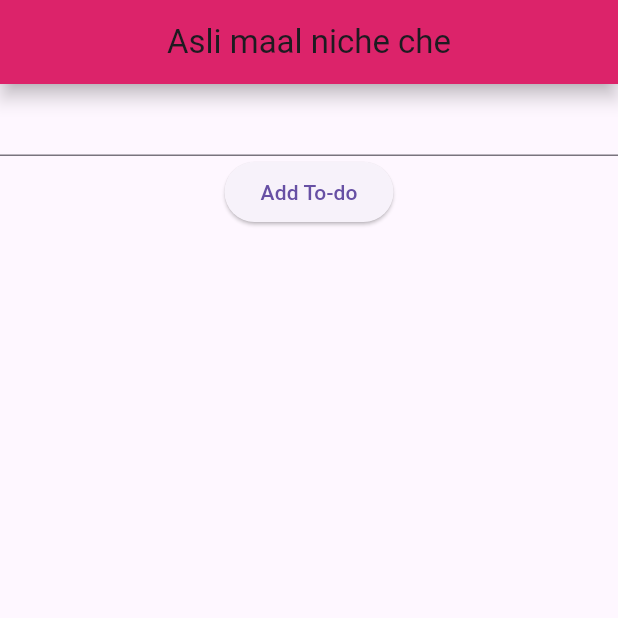
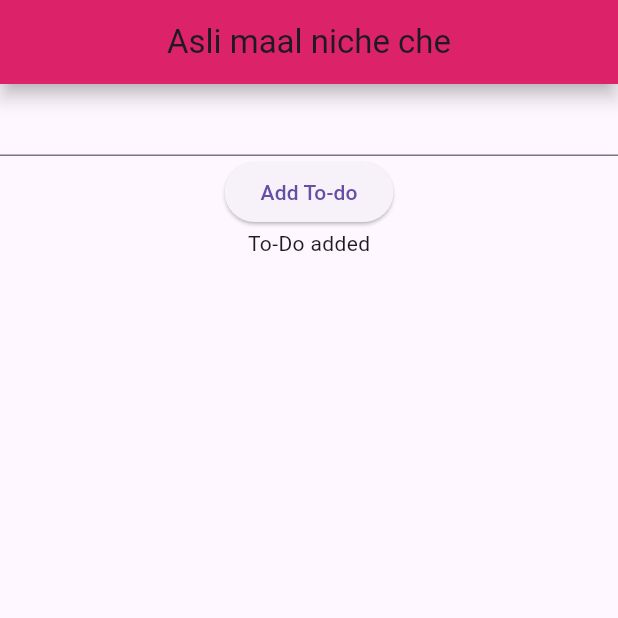
Before and after one commit to harshil-mistry/flutter_to_do, a Flutter app: the screen it shows after launch, after a tap on "Add To-do", on a phone screen of 412 x 824 dp, the top half of it. Run offline on Flutter 3.47's test engine with Material 3 defaults, Android fonts, the phone set to English and light mode, and no system bars.

Commit message:
Button and string added

```diff
--- a/lib/main.dart
+++ b/lib/main.dart
@@ -15,6 +15,7 @@ class _TodoScreenState extends State<TodoScreen> {
 
   TextEditingController tec1 = TextEditingController();
   var todos = ['demo1', 'demo2'];
+  String str = '';
 
   @override
   Widget build(BuildContext context) {
@@ -31,8 +32,9 @@ class _TodoScreenState extends State<TodoScreen> {
           child: Column(
             children: [
               // TextField(controller: tec1, onChanged: (value) => {print(value)}, )
-              TextField(controller: tec1, onChanged: (value) => {print(value)},),
-              ElevatedButton(onPressed: () => addTodo(), child: Text("Add To-do"))
+              TextField(controller: tec1, onChanged: (value) => {updateTodo(value)},),
+              ElevatedButton(onPressed: () => addTodo(), child: Text("Add To-do")),
+              Text(str),
             ],
           ),
         )
@@ -40,11 +42,21 @@ class _TodoScreenState extends State<TodoScreen> {
     );
   }
 
+  void updateTodo(value){
+    print(value);
+    this.setState(() {
+      str = '';
+    });
+  }
+
   void addTodo(){
     print("To-do called");
     var todo = tec1.text;
     tec1.text = '';
     print(todo);
+    this.setState(() {
+      str = 'To-Do added';
+    });
   }
 
 }
```
